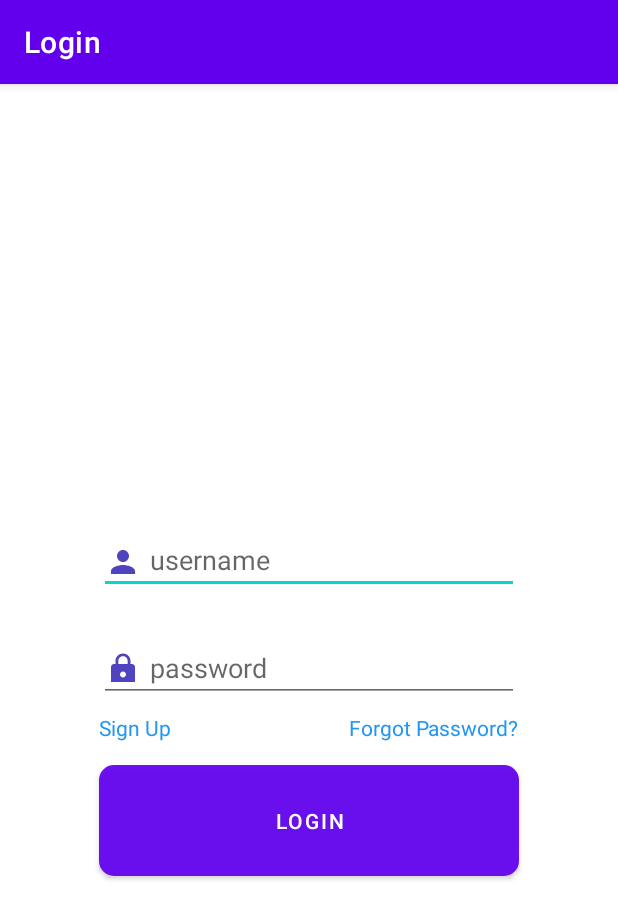
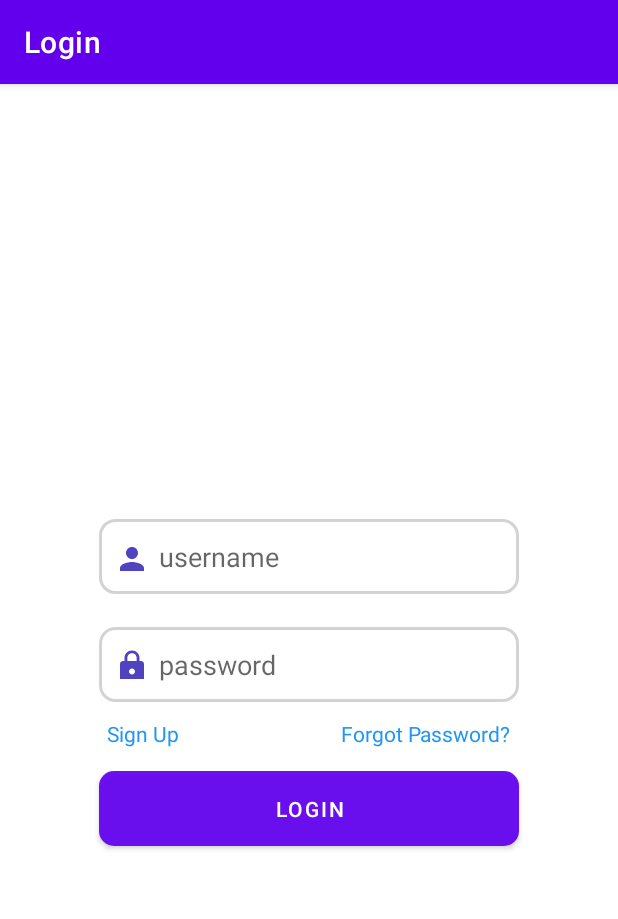
Before and after one commit to arathikv/android_assignment, an Android app: the screen it shows after launch (MainActivity2), on a phone screen of 412 x 824 dp. Shown: the top 919 px of the screen. Run offline under Robolectric (Android 15) with nearby library versions, the phone set to English and light mode, and no system bars.

Commit message:
login commit - modified textfields

```diff
--- /dev/null
+++ b/app/src/main/res/drawable/rounded_textfiled.xml
@@ -0,0 +1,9 @@
+<?xml version="1.0" encoding="utf-8"?>
+<shape xmlns:android="http://schemas.android.com/apk/res/android">
+<stroke
+    android:color="#D3D3D3"
+    android:width="2dp"/>
+
+    <corners
+    android:radius="10dp" />
+</shape>
--- a/app/src/main/res/layout/activity_main2.xml
+++ b/app/src/main/res/layout/activity_main2.xml
@@ -12,8 +12,10 @@
         android:id="@+id/username"
         android:drawableLeft="@drawable/ic_baseline_person_24"
         android:drawablePadding="10dp"
+        android:paddingLeft="10dp"
+        android:background="@drawable/rounded_textfiled"
         android:layout_width="173dp"
-        android:layout_height="wrap_content"
+        android:layout_height="50dp"
         android:layout_alignParentStart="true"
         android:layout_alignParentLeft="true"
         android:layout_alignParentEnd="true"
@@ -32,9 +34,11 @@
     <EditText
         android:id="@+id/password"
         android:drawableLeft="@drawable/ic_baseline_lock_24"
+        android:background="@drawable/rounded_textfiled"
         android:drawablePadding="10dp"
+        android:paddingLeft="10dp"
         android:layout_width="178dp"
-        android:layout_height="wrap_content"
+        android:layout_height="50dp"
         android:layout_alignParentStart="true"
         android:layout_alignParentLeft="true"
         android:layout_alignParentEnd="true"
@@ -56,9 +60,9 @@
         android:layout_alignParentStart="true"
         android:layout_alignParentLeft="true"
         android:layout_alignParentBottom="true"
-        android:layout_marginStart="50dp"
-        android:layout_marginLeft="50dp"
-        android:layout_marginBottom="329dp"
+        android:layout_marginStart="55dp"
+        android:layout_marginLeft="55dp"
+        android:layout_marginBottom="325dp"
         android:text="Sign Up"
         android:textColor="#2196F3" />
 
@@ -69,9 +73,9 @@
         android:layout_alignParentEnd="true"
         android:layout_alignParentRight="true"
         android:layout_alignParentBottom="true"
-        android:layout_marginEnd="50dp"
-        android:layout_marginRight="50dp"
-        android:layout_marginBottom="329dp"
+        android:layout_marginEnd="55dp"
+        android:layout_marginRight="55dp"
+        android:layout_marginBottom="325dp"
         android:text="Forgot Password?"
         android:textColor="#2196F3"
  />
@@ -79,7 +83,7 @@
     <Button
         android:id="@+id/button2"
         android:layout_width="168dp"
-        android:layout_height="74dp"
+        android:layout_height="50dp"
         android:background = "@drawable/rounded_button"
         android:layout_alignParentStart="true"
         android:layout_alignParentLeft="true"
@@ -90,6 +94,6 @@
         android:layout_marginLeft="50dp"
         android:layout_marginEnd="50dp"
         android:layout_marginRight="50dp"
-        android:layout_marginBottom="240dp"
+        android:layout_marginBottom="260dp"
         android:text="LOGIN" />
 </RelativeLayout>
```
